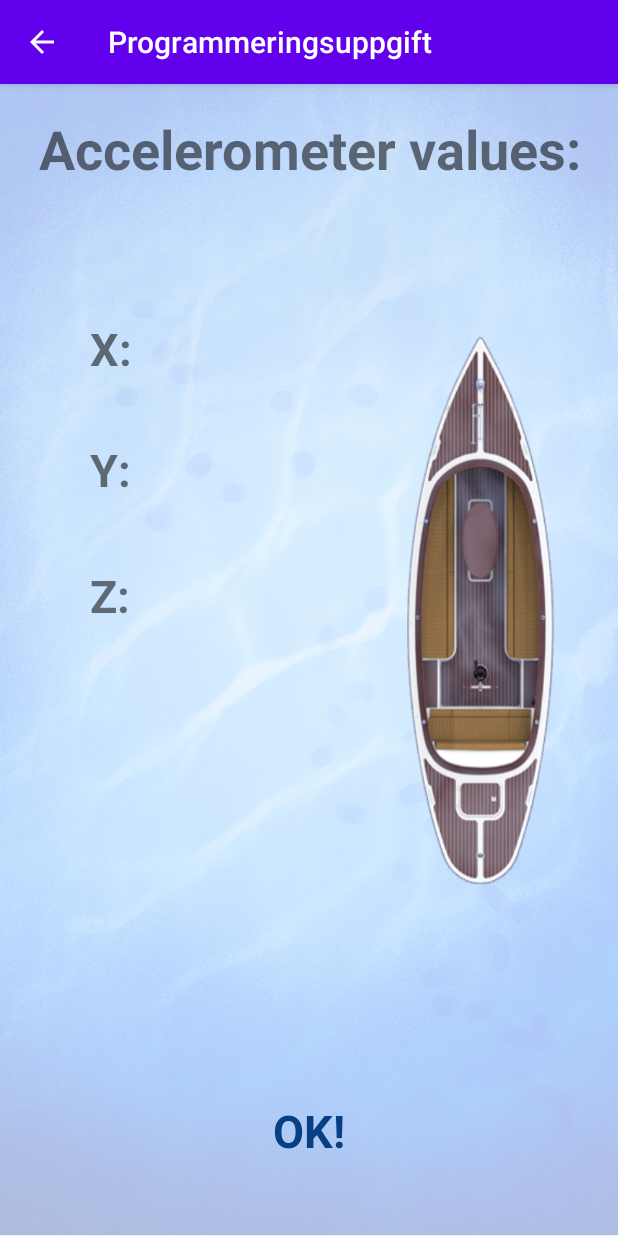
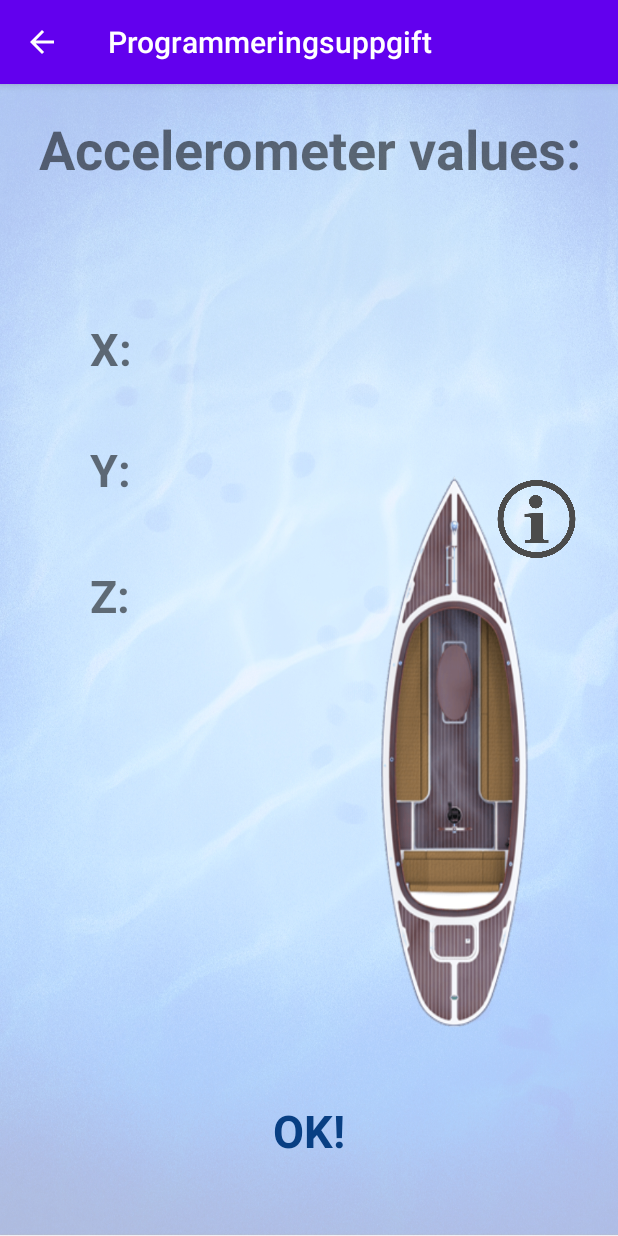
Before and after one commit to tovesolve/MAMN01_Programmeringsuppgift, an Android app: the AccelerometerActivity screen opened directly, with no data from a screen before it, on a phone screen of 412 x 824 dp. Run offline under Robolectric (Android 15) with nearby library versions, the phone set to English and light mode, and no system bars; Roboto replaces fonts that are not available here.

Commit message:
infosign i accelerometer and dialogbox

```diff
--- a/app/src/main/AndroidManifest.xml
+++ b/app/src/main/AndroidManifest.xml
@@ -33,8 +33,6 @@
             </intent-filter>
         </activity>
 
-        <activity android:name=".Pop" ></activity>
-
         <meta-data
             android:name="preloaded_fonts"
             android:resource="@array/preloaded_fonts" />
--- a/app/src/main/res/layout/activity_accelerometer.xml
+++ b/app/src/main/res/layout/activity_accelerometer.xml
@@ -91,17 +91,32 @@
         app:layout_constraintHorizontal_bias="0.504"
         app:layout_constraintStart_toStartOf="parent" />
 
+
     <Button
         android:id="@+id/boatbutton"
         android:layout_width="166dp"
         android:layout_height="374dp"
-        android:layout_marginEnd="4dp"
-        android:layout_marginRight="4dp"
-        android:layout_marginBottom="140dp"
+        android:layout_marginTop="32dp"
+        android:layout_marginBottom="45dp"
         android:background="@drawable/boatfromabove2"
         android:text="@string/boatbutton"
         app:layout_constraintBottom_toTopOf="@+id/textView2"
         app:layout_constraintEnd_toEndOf="parent"
+        app:layout_constraintHorizontal_bias="0.4"
+        app:layout_constraintStart_toEndOf="@+id/textViewZ"
         app:layout_constraintTop_toBottomOf="@+id/textView"
         app:layout_constraintVertical_bias="1.0" />
+
+    <ImageView
+        android:id="@+id/infopic"
+        android:layout_width="66dp"
+        android:layout_height="64dp"
+        android:contentDescription="TODO"
+        app:layout_constraintBottom_toBottomOf="@+id/boatbutton"
+        app:layout_constraintEnd_toEndOf="@+id/boatbutton"
+        app:layout_constraintTop_toTopOf="@+id/boatbutton"
+        app:layout_constraintVertical_bias="0.0"
+        app:srcCompat="@drawable/pnginfo" />
+
+
 </android.support.constraint.ConstraintLayout>
```
Also changed, not shown: app/src/main/java/com/example/programmeringsuppgift/AccelerometerActivity.java (+10 -3 lines), app/src/main/java/com/example/programmeringsuppgift/Dialog.java (added, +47 -0 lines), app/src/main/java/com/example/programmeringsuppgift/Pop.java (deleted, +0 -15 lines), app/src/main/res/layout/popupwindow.xml (deleted, +0 -25 lines), app/src/main/res/drawable/infosign.png (added), app/src/main/res/drawable/pnginfo.png (added).
